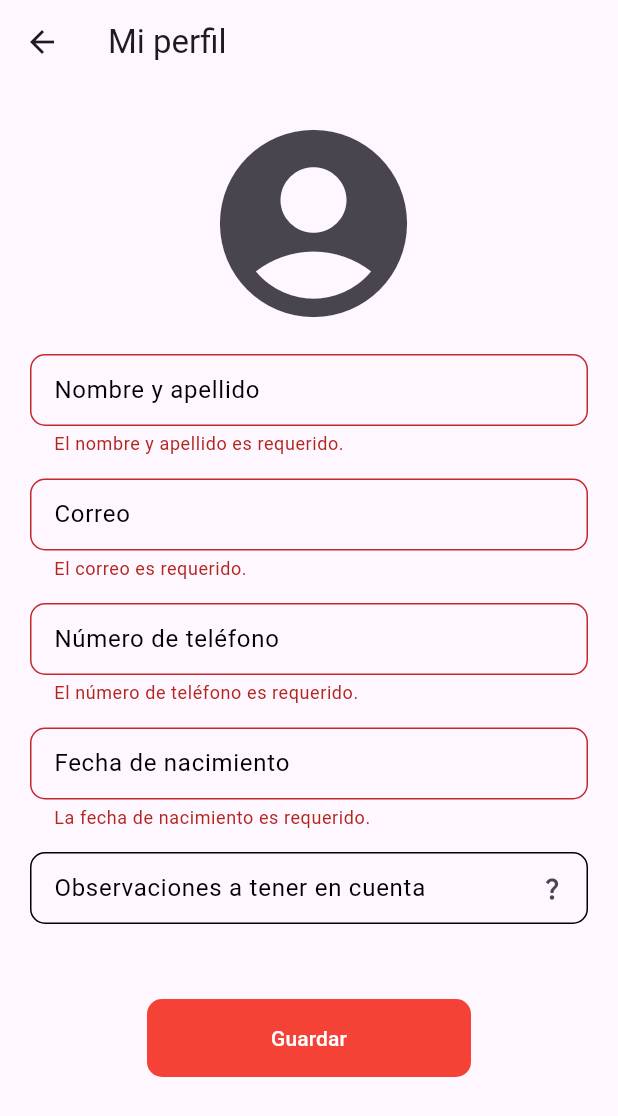
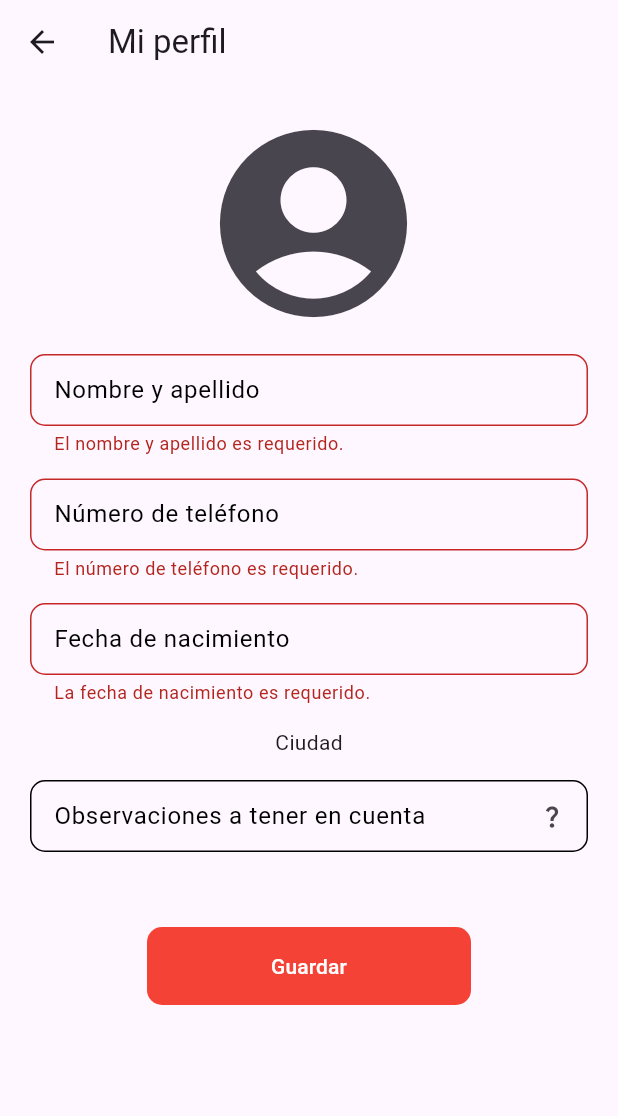
Before and after one commit to judagonsa/ekilibra_spa, a Flutter app: the ProfilePage screen opened directly with empty values, after a tap on "Guardar", on a phone screen of 412 x 824 dp. Shown: the top 1116 px of the screen. Run offline on Flutter 3.47's test engine with Material 3 defaults, Android fonts, the phone set to English and light mode, and no system bars; our stand-ins replace dartz, flutter_bloc, freezed_annotation, get_it, go_router, image_picker and 1 more; accounts and stored records are empty.

Commit message:
Update profile and remove email in profile

```diff
--- a/lib/app/pages/profile/cubit/profile_state.dart
+++ b/lib/app/pages/profile/cubit/profile_state.dart
@@ -8,10 +8,6 @@ class ProfileState {
 
 final class ProfileInitial extends ProfileState {
   const ProfileInitial(super.data);
-}
-
-final class UpdateProfile extends ProfileState {
-  const UpdateProfile(super.data);
 }
 
 final class SaveProfile extends ProfileState {
--- a/lib/app/pages/profile/model/profile.dart
+++ b/lib/app/pages/profile/model/profile.dart
@@ -12,9 +12,9 @@ part 'profile.g.dart';
 class Profile with _$Profile {
   const factory Profile({
     String? userName,
-    String? email,
     String? bithDate,
     String? phone,
+    String? city,
     String? password,
     String? observation,
   }) = _Profile;
--- a/lib/app/pages/profile/pages/profile_page.dart
+++ b/lib/app/pages/profile/pages/profile_page.dart
@@ -4,6 +4,7 @@ import 'package:ekilibra_spa/app/config/helpers/banner_helper.dart';
 import 'package:ekilibra_spa/app/config/helpers/button_helpers.dart';
 import 'package:ekilibra_spa/app/config/helpers/text_helpers.dart';
 import 'package:ekilibra_spa/app/pages/profile/cubit/profile_cubit.dart';
+import 'package:ekilibra_spa/app/pages/profile/model/profile.dart';
 import 'package:ekilibra_spa/app/pages/profile/widgets/custom_text_form_field.dart';
 import 'package:flutter/material.dart';
 import 'package:flutter/services.dart';
@@ -65,9 +66,9 @@ class _InputFormState extends State<_InputForm> {
   DateTime dateBirthDate = DateTime.now();
 
   final TextEditingController _controllerName = TextEditingController();
-  final TextEditingController _controllerEmail = TextEditingController();
+  final TextEditingController _controllerDate = TextEditingController();
+  // final TextEditingController _controllerCity = TextEditingController();
   final TextEditingController _controllerPhone = TextEditingController();
-  final TextEditingController _controllerDate = TextEditingController();
   final TextEditingController _controllerObservations = TextEditingController();
 
   var obscureTextPassword = true;
@@ -83,7 +84,7 @@ class _InputFormState extends State<_InputForm> {
     final profileCubit = context.watch<ProfileCubit>();
 
     _controllerName.text = profileCubit.state.data?.userName ?? '';
-    _controllerEmail.text = profileCubit.state.data?.email ?? '';
+    // _controllerCity.text = profileCubit.state.data?.city ?? '';
     _controllerPhone.text = profileCubit.state.data?.phone ?? '';
     _controllerDate.text = profileCubit.state.data?.bithDate ?? '';
     _controllerObservations.text = profileCubit.state.data?.observation ?? '';
@@ -124,7 +125,6 @@ class _InputFormState extends State<_InputForm> {
             label: 'Nombre y apellido',
             textEditingController: _controllerName,
             onChanged: (value) {
-              profileCubit.usernameChanged(value);
               if (isRealtime) _formKey.currentState?.validate();
             },
             validator: (value) {
@@ -138,35 +138,10 @@ class _InputFormState extends State<_InputForm> {
           Padding(
             padding: const EdgeInsets.only(top: 15),
             child: CustomTextFormField(
-              label: 'Correo',
-              textEditingController: _controllerEmail,
-              isEmail: true,
-              onChanged: (value) {
-                profileCubit.emailChanged(value);
-                if (isRealtime) _formKey.currentState?.validate();
-              },
-              validator: (value) {
-                if (value == null || value.isEmpty) {
-                  return 'El correo es requerido.';
-                }
-
-                final emailRegExp = RegExp(
-                  r'^[^@]+@[^@]+\.[a-zA-Z]{2,}$',
-                );
-
-                if (!emailRegExp.hasMatch(value)) return 'Correo inválido';
-                return null;
-              },
-            ),
-          ),
-          Padding(
-            padding: const EdgeInsets.only(top: 15),
-            child: CustomTextFormField(
               label: 'Número de teléfono',
               textEditingController: _controllerPhone,
               isPhone: true,
               onChanged: (value) {
-                profileCubit.phoneChanged(value);
                 if (isRealtime) _formKey.currentState?.validate();
               },
               validator: (value) {
@@ -189,7 +164,6 @@ class _InputFormState extends State<_InputForm> {
               onChanged: (value) async {
                 if (profileCubit.state.data?.bithDate?.isNotEmpty == false) {
                   _controllerDate.text = '';
-                  profileCubit.bithDateChanged(value);
                   if (isRealtime) _formKey.currentState?.validate();
                 }
                 final date = await pickDate();
@@ -198,7 +172,6 @@ class _InputFormState extends State<_InputForm> {
                   _controllerDate.text =
                       '${date.day}/${date.month}/${date.year}';
 
-                  profileCubit.bithDateChanged(_controllerDate.text);
                   if (isRealtime) _formKey.currentState?.validate();
                 });
               },
@@ -214,11 +187,34 @@ class _InputFormState extends State<_InputForm> {
                 setState(() {
                   _controllerDate.text =
                       '${date.day}/${date.month}/${date.year}';
-                  profileCubit.bithDateChanged(_controllerDate.text);
                   if (isRealtime) _formKey.currentState?.validate();
                 });
               },
             ),
+          ),
+          const Padding(
+            padding: EdgeInsets.only(top: 15),
+            // child: CustomTextFormField(
+            //   label: 'Correo',
+            //   textEditingController: _controllerEmail,
+            //   isEmail: true,
+            //   onChanged: (value) {
+            //     if (isRealtime) _formKey.currentState?.validate();
+            //   },
+            //   validator: (value) {
+            //     if (value == null || value.isEmpty) {
+            //       return 'El correo es requerido.';
+            //     }
+
+            //     final emailRegExp = RegExp(
+            //       r'^[^@]+@[^@]+\.[a-zA-Z]{2,}$',
+            //     );
+
+            //     if (!emailRegExp.hasMatch(value)) return 'Correo inválido';
+            //     return null;
+            //   },
+            // ),
+            child: Text('Ciudad'),
           ),
           if (widget.isRegister)
             Padding(
@@ -235,7 +231,6 @@ class _InputFormState extends State<_InputForm> {
                   });
                 },
                 onChanged: (value) {
-                  profileCubit.passwordChanged(value);
                   if (isRealtime) _formKey.currentState?.validate();
                 },
                 validator: (value) {
@@ -300,9 +295,6 @@ class _InputFormState extends State<_InputForm> {
                 iconActtion: () {
                   tooltipkey.currentState?.ensureTooltipVisible();
                 },
-                onChanged: (value) {
-                  profileCubit.changeObservation(value);
-                },
               ),
             ),
           ),
@@ -313,7 +305,7 @@ class _InputFormState extends State<_InputForm> {
                 isRealtime = true;
                 final isValid = _formKey.currentState!.validate();
                 if (isValid) {
-                  profileCubit.onSubmitRegister();
+                  profileCubit.onSubmitRegister(Profile());
                   if (profileCubit.state is SaveProfile) {
                     BannerHelper().showBanner(
                       context: context,
```
Also changed, not shown: lib/app/pages/profile/cubit/profile_cubit.dart (+2 -32 lines), lib/app/pages/profile/model/profile.freezed.dart, lib/app/pages/profile/model/profile.g.dart.
